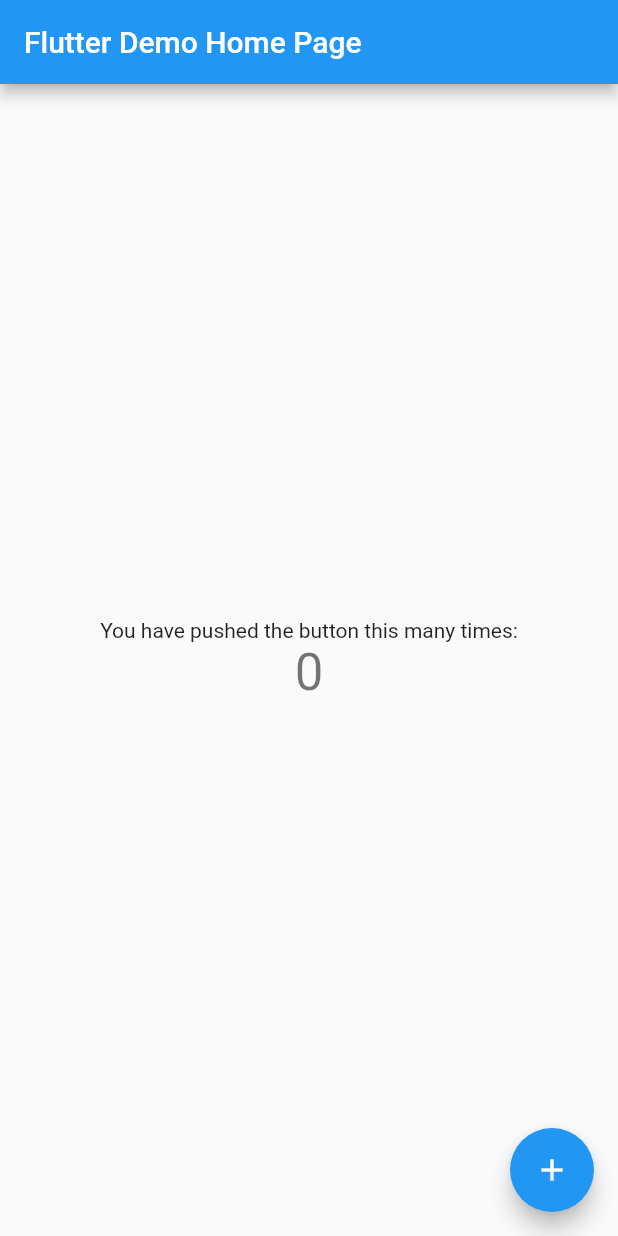
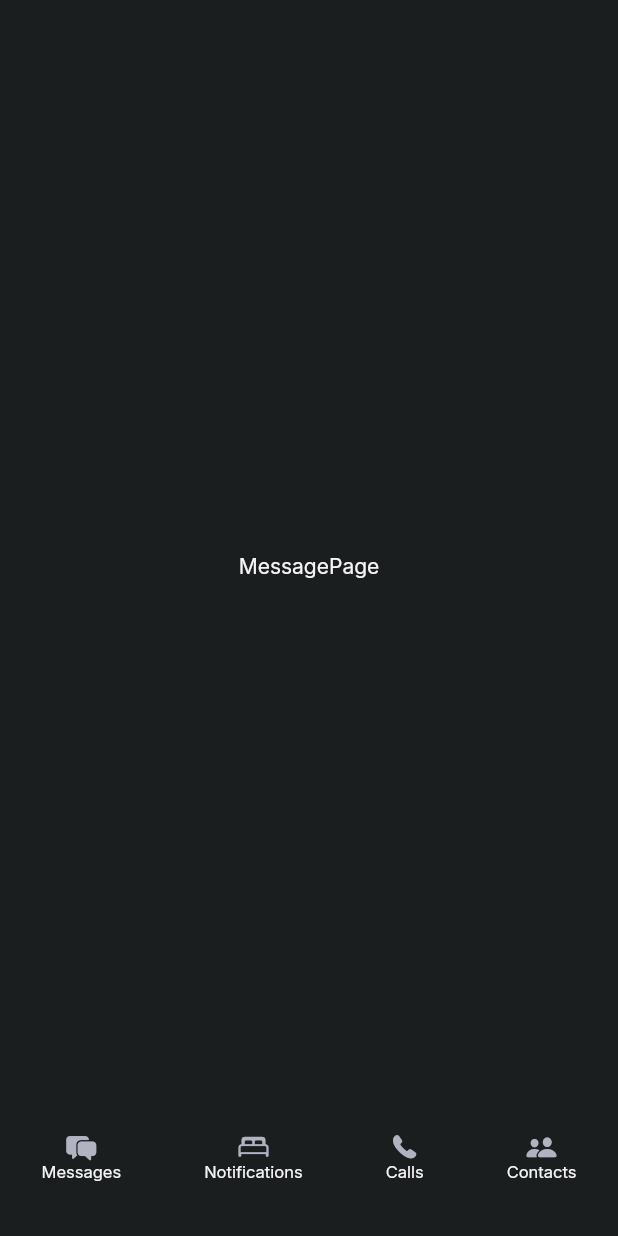
Before and after one commit to abhileshweb/ChatApps, a Flutter app: the screen it shows after launch, on a phone screen of 412 x 824 dp. Run offline on Flutter 3.47's test engine with Material 2 defaults, Android fonts, the phone set to English and light mode, and no system bars; our stand-ins replace google_fonts.

```diff
--- a/lib/main.dart
+++ b/lib/main.dart
@@ -1,4 +1,6 @@
 import 'package:flutter/material.dart';
+import 'package:mediator/screens/home_screen.dart';
+import 'package:mediator/utils/theme.dart';
 
 void main() {
   runApp(const MyApp());
@@ -11,105 +13,11 @@ class MyApp extends StatelessWidget {
   @override
   Widget build(BuildContext context) {
     return MaterialApp(
-      title: 'Flutter Demo',
-      theme: ThemeData(
-        // This is the theme of your application.
-        //
-        // Try running your application with "flutter run". You'll see the
-        // application has a blue toolbar. Then, without quitting the app, try
-        // changing the primarySwatch below to Colors.green and then invoke
-        // "hot reload" (press "r" in the console where you ran "flutter run",
-        // or simply save your changes to "hot reload" in a Flutter IDE).
-        // Notice that the counter didn't reset back to zero; the application
-        // is not restarted.
-        primarySwatch: Colors.blue,
-      ),
-      home: const MyHomePage(title: 'Flutter Demo Home Page'),
-    );
+        debugShowCheckedModeBanner: false,
+        title: 'Chat App ',
+        theme: AppTheme().light,
+        darkTheme: AppTheme().dark,
+        themeMode: ThemeMode.dark,
+        home:  HomeScreen());
   }
 }
-
-class MyHomePage extends StatefulWidget {
-  const MyHomePage({super.key, required this.title});
-
-  // This widget is the home page of your application. It is stateful, meaning
-  // that it has a State object (defined below) that contains fields that affect
-  // how it looks.
-
-  // This class is the configuration for the state. It holds the values (in this
-  // case the title) provided by the parent (in this case the App widget) and
-  // used by the build method of the State. Fields in a Widget subclass are
-  // always marked "final".
-
-  final String title;
-
-  @override
-  State<MyHomePage> createState() => _MyHomePageState();
-}
-
-class _MyHomePageState extends State<MyHomePage> {
-  int _counter = 0;
-
-  void _incrementCounter() {
-    setState(() {
-      // This call to setState tells the Flutter framework that something has
-      // changed in this State, which causes it to rerun the build method below
-      // so that the display can reflect the updated values. If we changed
-      // _counter without calling setState(), then the build method would not be
-      // called again, and so nothing would appear to happen.
-      _counter++;
-    });
-  }
-
-  @override
-  Widget build(BuildContext context) {
-    // This method is rerun every time setState is called, for instance as done
-    // by the _incrementCounter method above.
-    //
-    // The Flutter framework has been optimized to make rerunning build methods
-    // fast, so that you can just rebuild anything that needs updating rather
-    // than having to individually change instances of widgets.
-    return Scaffold(
-      appBar: AppBar(
-        // Here we take the value from the MyHomePage object that was created by
-        // the App.build method, and use it to set our appbar title.
-        title: Text(widget.title),
-      ),
-      body: Center(
-        // Center is a layout widget. It takes a single child and positions it
-        // in the middle of the parent.
-        child: Column(
-          // Column is also a layout widget. It takes a list of children and
-          // arranges them vertically. By default, it sizes itself to fit its
-          // children horizontally, and tries to be as tall as its parent.
-          //
-          // Invoke "debug painting" (press "p" in the console, choose the
-          // "Toggle Debug Paint" action from the Flutter Inspector in Android
-          // Studio, or the "Toggle Debug Paint" command in Visual Studio Code)
-          // to see the wireframe for each widget.
-          //
-          // Column has various properties to control how it sizes itself and
-          // how it positions its children. Here we use mainAxisAlignment to
-          // center the children vertically; the main axis here is the vertical
-          // axis because Columns are vertical (the cross axis would be
-          // horizontal).
-          mainAxisAlignment: MainAxisAlignment.center,
-          children: <Widget>[
-            const Text(
-              'You have pushed the button this many times:',
-            ),
-            Text(
-              '$_counter',
-              style: Theme.of(context).textTheme.headline4,
-            ),
-          ],
-        ),
-      ),
-      floatingActionButton: FloatingActionButton(
-        onPressed: _incrementCounter,
-        tooltip: 'Increment',
-        child: const Icon(Icons.add),
-      ), // This trailing comma makes auto-formatting nicer for build methods.
-    );
-  }
-}
--- /dev/null
+++ b/lib/pages/calls_page.dart
@@ -0,0 +1,14 @@
+
+
+import 'package:flutter/material.dart';
+
+class CallsPage extends StatelessWidget {
+  const CallsPage({super.key});
+
+  @override
+  Widget build(BuildContext context) {
+    return  const Center(
+   child: Text("abhilesh"),
+    );
+  }
+}
--- /dev/null
+++ b/lib/pages/contacts_page.dart
@@ -0,0 +1,13 @@
+
+import 'package:flutter/material.dart';
+
+class ContactsPage extends StatelessWidget {
+  const ContactsPage({super.key});
+
+  @override
+  Widget build(BuildContext context) {
+    return const Center(
+   child: Text("Contacts Page"),
+    );
+  }
+}
--- /dev/null
+++ b/lib/pages/message_page.dart
@@ -0,0 +1,12 @@
+import 'package:flutter/material.dart';
+
+class MessagePage extends StatelessWidget {
+  const MessagePage({super.key});
+
+  @override
+  Widget build(BuildContext context) {
+    return const Center(
+   child: Text("MessagePage"),
+    );
+  }
+}
--- /dev/null
+++ b/lib/pages/notification_page.dart
@@ -0,0 +1,12 @@
+import 'package:flutter/material.dart';
+
+class NotificationsPage extends StatelessWidget {
+  const NotificationsPage({super.key});
+
+  @override
+  Widget build(BuildContext context) {
+    return const Center(
+   child: Text("Notificaiton"),
+    );
+  }
+}
--- /dev/null
+++ b/lib/screens/home_screen.dart
@@ -0,0 +1,125 @@
+import 'package:flutter/cupertino.dart';
+import 'package:flutter/material.dart';
+
+import '../pages/calls_page.dart';
+import '../pages/contacts_page.dart';
+import '../pages/message_page.dart';
+import '../pages/notification_page.dart';
+
+class HomeScreen extends StatelessWidget {
+  HomeScreen({super.key});
+  // ValueNotifier will hold a single value
+  final ValueNotifier<int> pageIndex = ValueNotifier(0);
+  final pages = const [
+    MessagePage(),
+    NotificationsPage(),
+    CallsPage(),
+    ContactsPage()
+  ];
+
+  int indexvalue = 0;
+
+  @override
+  Widget build(BuildContext context) {
+    // pageIndex.addListener(
+    //   () {
+    //     print(pageIndex.value);
+    //     // its print 1, 2,3 ,4 pages
+    //    },
+    // );
+    return Scaffold(
+      // The [valueListenable] and [builder] arguments must not be null.
+      //  The [ValueListenable] whose value you depend on in order to build.
+      body: ValueListenableBuilder(
+        builder: (context, value, _) {
+          return pages[value];
+        },
+        valueListenable: pageIndex,
+      ),
+      bottomNavigationBar: _BottomNavigationBar(
+        onSelectedItem: (value) {
+          indexvalue = value;
+        },
+      ),
+    );
+  }
+}
+
+class _BottomNavigationBar extends StatelessWidget {
+  const _BottomNavigationBar({super.key, required this.onSelectedItem});
+
+  final ValueChanged<int> onSelectedItem;
+
+  @override
+  Widget build(BuildContext context) {
+    return SafeArea(
+      top: false,
+      bottom: true,
+      child: Row(
+        mainAxisAlignment: MainAxisAlignment.spaceAround,
+        children: [
+          _NaviagtionBarItem(
+              label: "Messages",
+              icon: CupertinoIcons.bubble_left_bubble_right_fill,
+              index: 0,
+              onTap: onSelectedItem),
+          _NaviagtionBarItem(
+              label: "Notifications",
+              icon: CupertinoIcons.bed_double,
+              index: 1,
+              onTap: onSelectedItem),
+          _NaviagtionBarItem(
+              label: "Calls",
+              icon: CupertinoIcons.phone_fill,
+              index: 2,
+              onTap: onSelectedItem),
+          _NaviagtionBarItem(
+              label: "Contacts",
+              icon: CupertinoIcons.person_2_fill,
+              index: 3,
+              onTap: onSelectedItem),
+        ],
+      ),
+    );
+  }
+}
+
+class _NaviagtionBarItem extends StatelessWidget {
+  const _NaviagtionBarItem(
+      {super.key,
+      required this.label,
+      required this.icon,
+      required this.index,
+      required this.onTap});
+  final int index;
+  final String label;
+  final IconData icon;
+  final ValueChanged<int> onTap;
+
+  @override
+  Widget build(BuildContext context) {
+    return GestureDetector(
+      onTap: () {
+        onTap(index);
+      },
+      child: SizedBox(
+        height: 70,
+        child: Column(
+          mainAxisSize: MainAxisSize.min,
+          children: [
+            Icon(
+              icon,
+              size: 20,
+            ),
+            Text(
+              label,
+              style: const TextStyle(
+                fontSize: 11,
+              ),
+            )
+          ],
+        ),
+      ),
+    );
+  }
+}
--- /dev/null
+++ b/lib/utils/theme.dart
@@ -0,0 +1,95 @@
+import 'package:flutter/material.dart';
+import 'package:flutter/services.dart';
+import 'package:google_fonts/google_fonts.dart';
+
+abstract class AppColors {
+  static const secondary = Color(0xFF3B76F6);
+  static const accent = Color(0xFFD6755B);
+  static const textDark = Color(0xFF53585A);
+  static const textLigth = Color(0xFFF5F5F5);
+  static const textFaded = Color(0xFF9899A5);
+  static const iconLight = Color(0xFFB1B4C0);
+  static const iconDark = Color(0xFFB1B3C1);
+  static const textHighlight = secondary;
+  static const cardLight = Color(0xFFF9FAFE);
+  static const cardDark = Color(0xFF303334);
+}
+
+abstract class _LightColors {
+  static const background = Colors.white;
+  static const card = AppColors.cardLight;
+}
+
+abstract class _DarkColors {
+  static const background = Color(0xFF1B1E1F);
+  static const card = AppColors.cardDark;
+}
+
+/// Reference to the application theme.
+class AppTheme {
+  static const accentColor = AppColors.accent;
+  static final visualDensity = VisualDensity.adaptivePlatformDensity;
+
+  final darkBase = ThemeData.dark();
+  final lightBase = ThemeData.light();
+
+  /// Light theme and its settings.
+  ThemeData get light => ThemeData(
+        brightness: Brightness.light,
+        colorScheme: lightBase.colorScheme.copyWith(secondary: accentColor),
+        visualDensity: visualDensity,
+        textTheme:
+            GoogleFonts.mulishTextTheme().apply(bodyColor: AppColors.textDark),
+        backgroundColor: _LightColors.background,
+        appBarTheme: lightBase.appBarTheme.copyWith(
+          iconTheme: lightBase.iconTheme,
+          backgroundColor: Colors.transparent,
+          elevation: 0,
+          centerTitle: true,
+          titleTextStyle: const TextStyle(
+            fontWeight: FontWeight.bold,
+            fontSize: 17,
+            color: AppColors.textDark,
+          ),
+          systemOverlayStyle: SystemUiOverlayStyle.dark,
+        ),
+        scaffoldBackgroundColor: _LightColors.background,
+        elevatedButtonTheme: ElevatedButtonThemeData(
+          style: ElevatedButton.styleFrom(primary: AppColors.secondary),
+        ),
+        cardColor: _LightColors.card,
+        primaryTextTheme: const TextTheme(
+          headline6: TextStyle(color: AppColors.textDark),
+        ),
+        iconTheme: const IconThemeData(color: AppColors.iconDark),
+      );
+
+  /// Dark theme and its settings.
+  ThemeData get dark => ThemeData(
+        brightness: Brightness.dark,
+        colorScheme: darkBase.colorScheme.copyWith(secondary: accentColor),
+        visualDensity: visualDensity,
+        textTheme:
+            GoogleFonts.interTextTheme().apply(bodyColor: AppColors.textLigth),
+        backgroundColor: _DarkColors.background,
+        appBarTheme: darkBase.appBarTheme.copyWith(
+          backgroundColor: Colors.transparent,
+          elevation: 0,
+          centerTitle: true,
+          titleTextStyle: const TextStyle(
+            fontWeight: FontWeight.bold,
+            fontSize: 17,
+          ),
+          systemOverlayStyle: SystemUiOverlayStyle.light,
+        ),
+        scaffoldBackgroundColor: _DarkColors.background,
+        elevatedButtonTheme: ElevatedButtonThemeData(
+          style: ElevatedButton.styleFrom(primary: AppColors.secondary),
+        ),
+        cardColor: _DarkColors.card,
+        primaryTextTheme: const TextTheme(
+          headline6: TextStyle(color: AppColors.textLigth),
+        ),
+        iconTheme: const IconThemeData(color: AppColors.iconLight),
+      );
+}
--- a/pubspec.yaml
+++ b/pubspec.yaml
@@ -36,6 +36,8 @@ dependencies:
   # The following adds the Cupertino Icons font to your application.
   # Use with the CupertinoIcons class for iOS style icons.
   cupertino_icons: ^1.0.2
+  google_fonts: ^3.0.1
+
 
 dev_dependencies:
   flutter_test:
```
Also changed, not shown: lib/screens/screens.dart (added), pubspec.lock, 9 other files.
